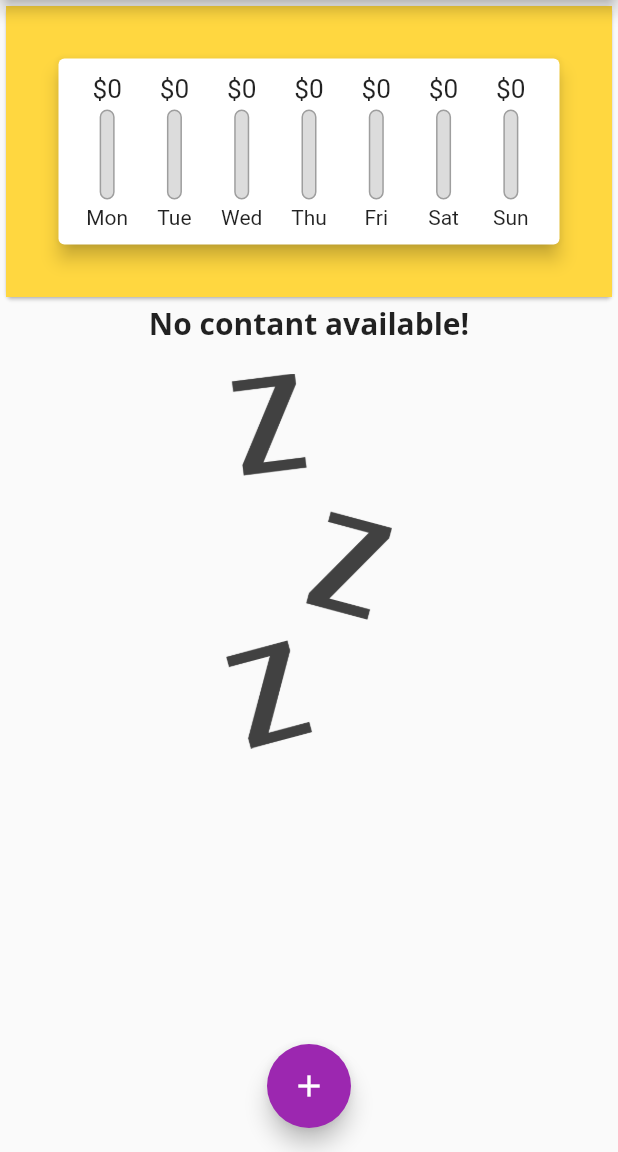
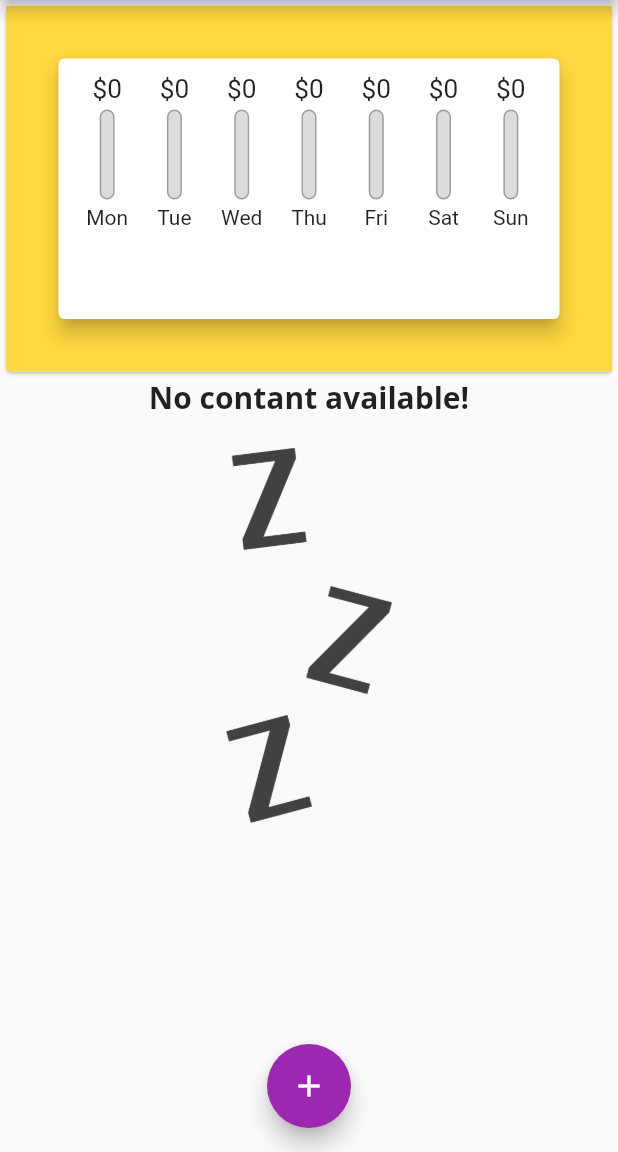
Before and after one commit to Shofiul735/CostManagementFlutter, a Flutter app: the screen it shows after launch, on a phone screen of 412 x 824 dp, the part 84-1236 px from its top. Run offline on Flutter 3.47's test engine with Material 2 defaults, Android fonts, the phone set to English and light mode, and no system bars.

Commit message:
Dynamic height added in the app

```diff
--- a/cost_management/lib/main.dart
+++ b/cost_management/lib/main.dart
@@ -93,8 +93,7 @@
 
   @override
   Widget build(BuildContext context) {
-    return Scaffold(
-      appBar: AppBar(
+    final appBar = AppBar(
       title: const Text("Cost Management App!"),
       actions: [
         IconButton(
@@ -104,7 +103,9 @@
           ),
         )
       ],
-      ),
+    );
+    return Scaffold(
+      appBar: appBar,
       body: SingleChildScrollView(
         child: Column(
           mainAxisAlignment: MainAxisAlignment.start,
@@ -115,10 +116,24 @@
                 padding: const EdgeInsets.all(15.0),
                 color: Colors.amberAccent,
                 alignment: Alignment.center,
-                child: Chart(_recentTransactions),
+                child: SizedBox(
+                    height: (MediaQuery.of(context).size.height -
+                            MediaQuery.of(context).padding.top -
+                            MediaQuery.of(context).padding.bottom -
+                            kToolbarHeight -
+                            appBar.preferredSize.height) *
+                        0.3,
+                    child: Chart(_recentTransactions)),
               ),
             ),
-            TransactionCard(transactions, deleteTransaction),
+            SizedBox(
+                height: (MediaQuery.of(context).size.height -
+                        MediaQuery.of(context).padding.top -
+                        MediaQuery.of(context).padding.bottom -
+                        kToolbarHeight -
+                        appBar.preferredSize.height) *
+                    0.7,
+                child: TransactionCard(transactions, deleteTransaction)),
           ],
         ),
       ),
--- a/cost_management/lib/widgets/transaction_card.dart
+++ b/cost_management/lib/widgets/transaction_card.dart
@@ -9,9 +9,7 @@ class TransactionCard extends StatelessWidget {
   TransactionCard(this.transactions, this.deleteTransaction);
   @override
   Widget build(BuildContext context) {
-    return Container(
-      height: 350,
-      child: transactions.isEmpty
+    return transactions.isEmpty
         ? Column(
             children: [
               Text(
@@ -35,8 +33,7 @@ class TransactionCard extends StatelessWidget {
             itemCount: transactions.length,
             itemBuilder: (context, index) {
               return Card(
-                  margin:
-                      const EdgeInsets.symmetric(horizontal: 5, vertical: 7),
+                margin: const EdgeInsets.symmetric(horizontal: 5, vertical: 7),
                 elevation: 3,
                 child: ListTile(
                   leading: Column(
@@ -81,7 +78,6 @@ class TransactionCard extends StatelessWidget {
                 ),
               );
             },
-            ),
           );
   }
 }
```
Lines whose indentation alone changed are shown as unchanged.
